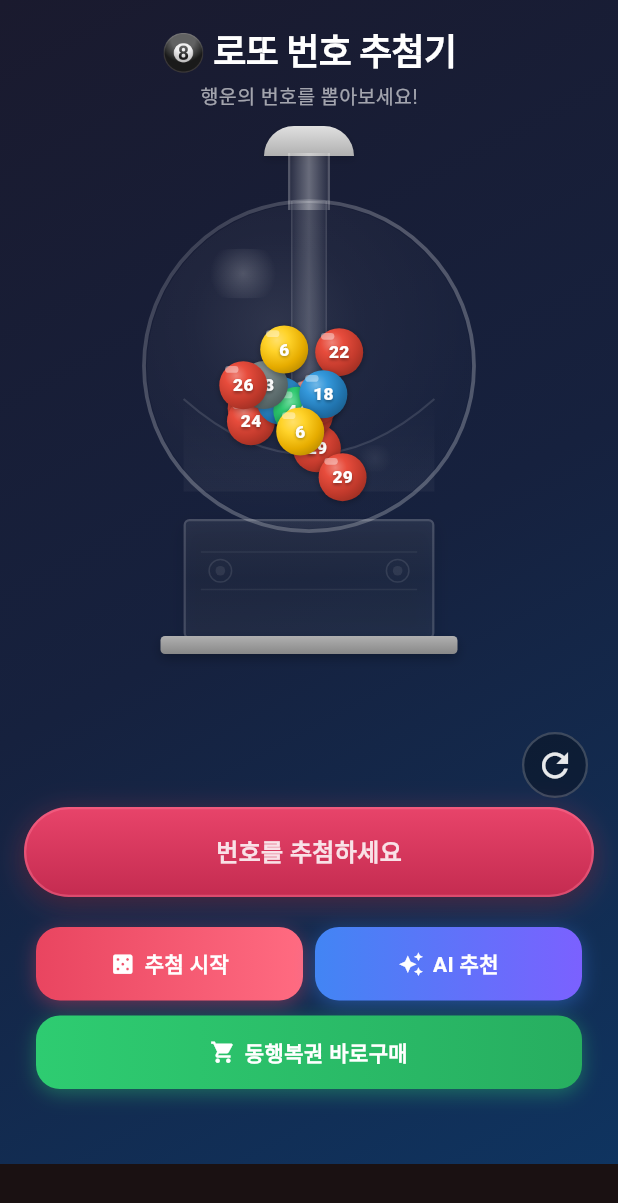
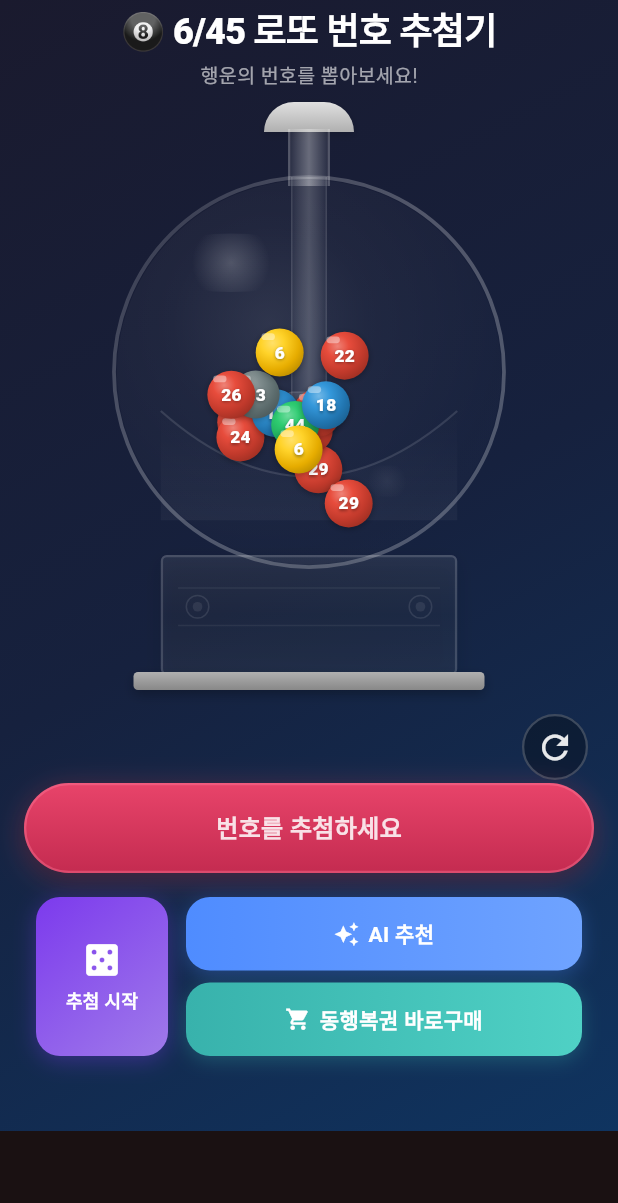
Before and after one commit to dbswhdaks/lotto, a Flutter app: the screen it shows after launch, on a phone screen of 412 x 824 dp. Shown: the top 1203 px of the screen. Run offline on Flutter 3.47's test engine with Material 3 defaults, Android fonts, the phone set to English and light mode, and no system bars; our stand-ins replace google_generative_ai, shared_preferences; Roboto replaces fonts that are missing (NotoSansKR).

Commit message:
로또 완성

```diff
--- a/lotto_app/lib/main.dart
+++ b/lotto_app/lib/main.dart
@@ -14,7 +14,7 @@ class LottoApp extends StatelessWidget {
   @override
   Widget build(BuildContext context) {
     return MaterialApp(
-      title: '로또 번호 추첨기',
+      title: '6/45 로또 번호 추첨기',
       debugShowCheckedModeBanner: false,
       theme: ThemeData(
         useMaterial3: true,
--- a/lotto_app/lib/pages/lotto_home_page.dart
+++ b/lotto_app/lib/pages/lotto_home_page.dart
@@ -31,14 +31,13 @@ class _LottoHomePageState extends State<LottoHomePage> {
   int? _travelingNumber;
   Completer<void>? _arrivalCompleter;
 
-  static const double _sphereSize = 220;
+  static const double _sphereSize = 260;
   static const double _headerHeight = 80;
   static const double _machineAreaTop = _headerHeight;
   static const double _sphereScreenTop = _machineAreaTop + 50;
   static const double _sphereRadius = _sphereSize / 2;
   static const double _sphereCenterY = _sphereScreenTop + _sphereRadius;
   static const double _tubeTopY = _machineAreaTop + 2;
-  static const double _pathGap = 12;
 
   Path _buildUpwardPath(double screenWidth) {
     final cx = screenWidth / 2;
@@ -176,9 +175,9 @@ class _LottoHomePageState extends State<LottoHomePage> {
                 controller: _scrollController,
                 child: Column(
                   children: [
-                    const SizedBox(height: 16),
+                    const SizedBox(height: 2),
                     const Text(
-                      '🎱 로또 번호 추첨기',
+                      '🎱 6/45 로또 번호 추첨기',
                       style: TextStyle(
                         color: Colors.white,
                         fontSize: 24,
@@ -194,7 +193,7 @@ class _LottoHomePageState extends State<LottoHomePage> {
                         fontSize: 13,
                       ),
                     ),
-                    const SizedBox(height: 10),
+                    const SizedBox(height: 8),
                     Center(
                       child: LottoMachine(
                         key: _machineKey,
@@ -202,15 +201,15 @@ class _LottoHomePageState extends State<LottoHomePage> {
                         sphereSize: _sphereSize,
                       ),
                     ),
-                    const SizedBox(height: _pathGap),
-                    const SizedBox(height: _pathGap),
-                    Padding(
+                    Transform.translate(
+                      offset: const Offset(0, -12),
+                      child: Padding(
                         padding: const EdgeInsets.symmetric(horizontal: 16),
                         child: Column(
                           crossAxisAlignment: CrossAxisAlignment.end,
                           children: [
                             Padding(
-                            padding: const EdgeInsets.only(right: 4, bottom: 6),
+                              padding: const EdgeInsets.only(right: 4, bottom: 2),
                               child: _ResetButton(onPressed: _reset),
                             ),
                             ResultPanel(
@@ -222,22 +221,23 @@ class _LottoHomePageState extends State<LottoHomePage> {
                           ],
                         ),
                       ),
-                    const SizedBox(height: 20),
+                    ),
+                    const SizedBox(height: 4),
                     Padding(
                       padding: const EdgeInsets.symmetric(horizontal: 24),
-                      child: Column(
+                      child: IntrinsicHeight(
+                        child: Row(
+                          crossAxisAlignment: CrossAxisAlignment.stretch,
                           children: [
-                          Row(
-                            children: [
-                              Expanded(
-                                child: _DrawButton(
+                            _DrawButton(
                               onPressed: _isDrawing ? null : _startDraw,
                               isDrawing: _isDrawing,
                             ),
-                              ),
-                              const SizedBox(width: 8),
+                            const SizedBox(width: 12),
                             Expanded(
-                                child: _AiButton(
+                              child: Column(
+                                children: [
+                                  _AiButton(
                                     onPressed: _isDrawing
                                         ? null
                                         : () {
@@ -248,12 +248,13 @@ class _LottoHomePageState extends State<LottoHomePage> {
                                             );
                                           },
                                   ),
+                                  const SizedBox(height: 8),
+                                  const _BuyButton(),
+                                ],
+                              ),
                             ),
                           ],
                         ),
-                          const SizedBox(height: 10),
-                          const _BuyButton(),
-                        ],
                       ),
                     ),
                     const SizedBox(height: 20),
@@ -312,7 +313,7 @@ class _ActionButton extends StatelessWidget {
         boxShadow: shadowColor != null
             ? [
                 BoxShadow(
-                  color: shadowColor!.withValues(alpha: 0.4),
+                  color: shadowColor!.withValues(alpha: 0.3),
                   blurRadius: 10,
                   offset: const Offset(0, 3),
                 ),
@@ -358,12 +359,51 @@ class _DrawButton extends StatelessWidget {
 
   @override
   Widget build(BuildContext context) {
-    return _ActionButton(
-      onPressed: onPressed,
-      label: isDrawing ? '추첨 중...' : '추첨 시작',
-      icon: Icons.casino,
-      gradientColors: const [Color(0xFFE94560), Color(0xFFFF6B81)],
-      shadowColor: const Color(0xFFE94560),
+    final enabled = onPressed != null;
+
+    return Container(
+      width: 88,
+      decoration: BoxDecoration(
+        borderRadius: BorderRadius.circular(16),
+        gradient: const LinearGradient(
+          begin: Alignment.topLeft,
+          end: Alignment.bottomRight,
+          colors: [Color(0xFF7C3AED), Color(0xFF9F7AEA)],
+        ),
+        boxShadow: [
+          BoxShadow(
+            color: const Color(0xFF7C3AED).withValues(alpha: 0.35),
+            blurRadius: 12,
+            offset: const Offset(0, 3),
+          ),
+        ],
+      ),
+      child: Material(
+        color: Colors.transparent,
+        child: InkWell(
+          borderRadius: BorderRadius.circular(16),
+          onTap: onPressed,
+          child: Column(
+            mainAxisAlignment: MainAxisAlignment.center,
+            children: [
+              Icon(
+                isDrawing ? Icons.hourglass_top : Icons.casino,
+                color: Colors.white.withValues(alpha: enabled ? 1 : 0.5),
+                size: 28,
+              ),
+              const SizedBox(height: 4),
+              Text(
+                isDrawing ? '추첨 중' : '추첨 시작',
+                style: TextStyle(
+                  color: Colors.white.withValues(alpha: enabled ? 1 : 0.5),
+                  fontSize: 12,
+                  fontWeight: FontWeight.w700,
+                ),
+              ),
+            ],
+          ),
+        ),
+      ),
     );
   }
 }
@@ -410,8 +450,8 @@ class _AiButton extends StatelessWidget {
       onPressed: onPressed,
       label: 'AI 추천',
       icon: Icons.auto_awesome,
-      gradientColors: const [Color(0xFF4285F4), Color(0xFF7B61FF)],
-      shadowColor: const Color(0xFF4285F4),
+      gradientColors: const [Color(0xFF4F8CFF), Color(0xFF6FA3FF)],
+      shadowColor: const Color(0xFF4F8CFF),
     );
   }
 }
@@ -438,8 +478,8 @@ class _BuyButton extends StatelessWidget {
       },
       label: '동행복권 바로구매',
       icon: Icons.shopping_cart,
-      gradientColors: const [Color(0xFF2ECC71), Color(0xFF27AE60)],
-      shadowColor: const Color(0xFF2ECC71),
+      gradientColors: const [Color(0xFF38B2AC), Color(0xFF4FD1C5)],
+      shadowColor: const Color(0xFF38B2AC),
     );
   }
 }
```
Lines whose indentation alone changed are shown as unchanged.
